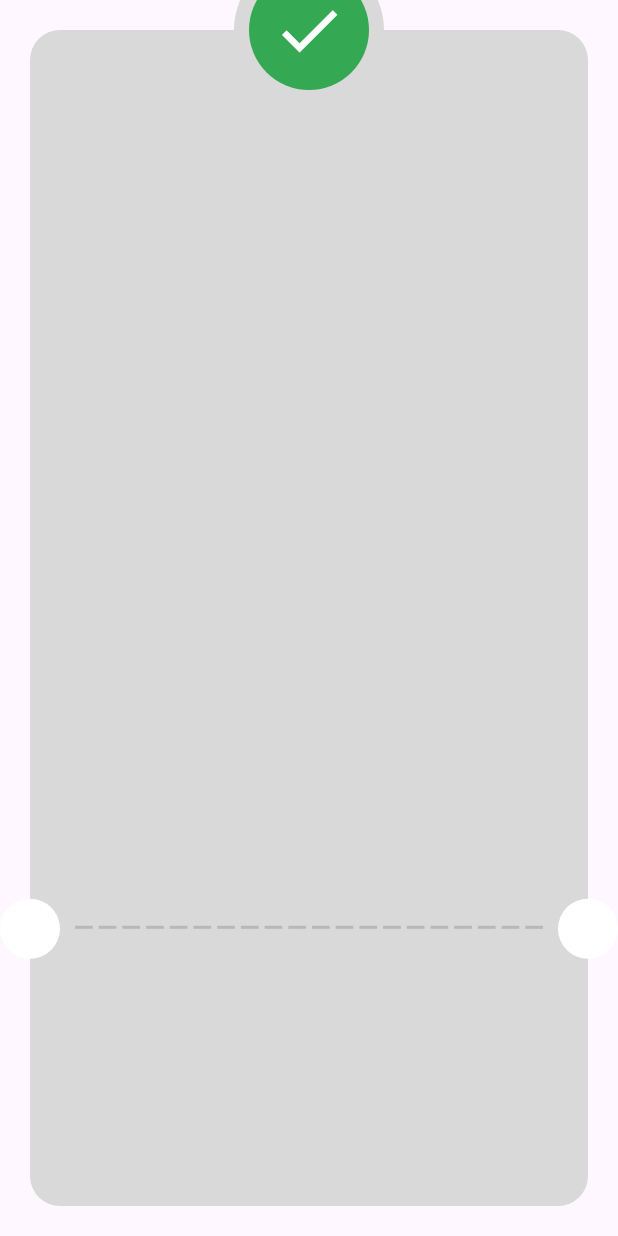
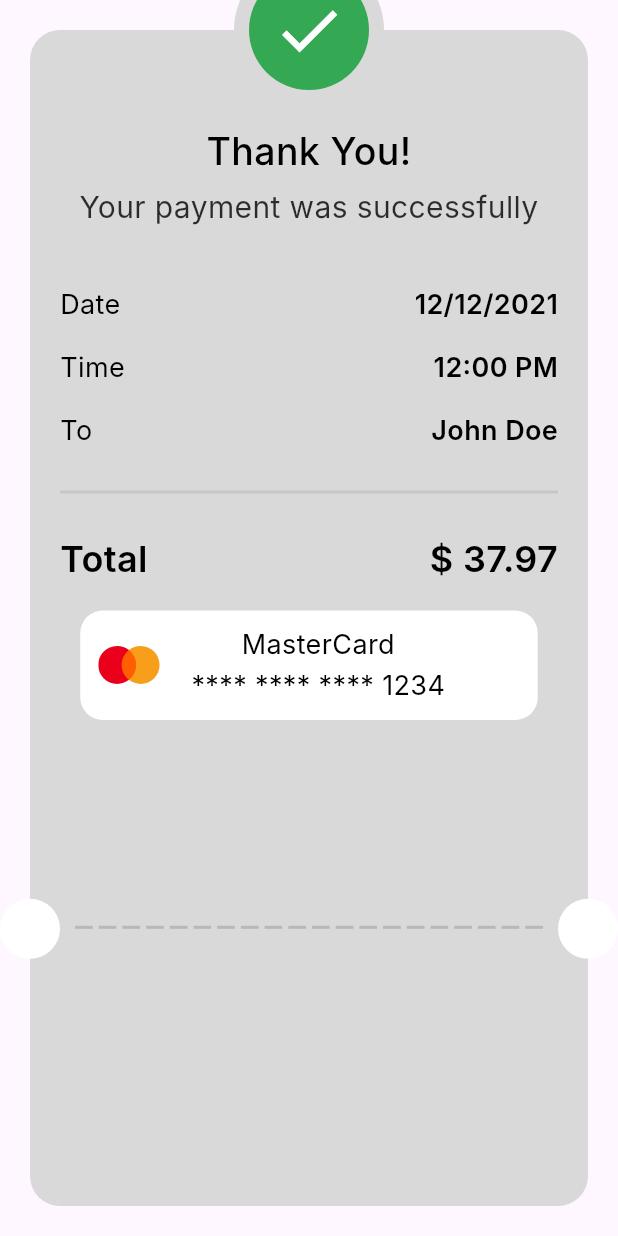
Before and after one commit to hashimsaffarini/Payment, a Flutter app: the ThankYouView screen opened directly, on a phone screen of 412 x 824 dp. Run offline on Flutter 3.47's test engine with Material 3 defaults, Android fonts, the phone set to English and light mode, and no system bars; our stand-ins replace flutter_credit_card, flutter_svg; Roboto replaces fonts that are missing (Inter).

Commit message:
feat: Add CardInfoWidget, PaymentItemInfo, and ThankYouCard widgets for checkout UI

```diff
--- /dev/null
+++ b/lib/features/checkout/ui/widgets/card_info_widget.dart
@@ -0,0 +1,50 @@
+import 'package:flutter/material.dart';
+import 'package:flutter_svg/flutter_svg.dart';
+import 'package:payment/core/utils/app_images.dart';
+import 'package:payment/core/utils/styles.dart';
+
+class CardInfoWidget extends StatelessWidget {
+  const CardInfoWidget({
+    super.key,
+  });
+
+  @override
+  Widget build(BuildContext context) {
+    return Container(
+      width: 305,
+      height: 73,
+      decoration: ShapeDecoration(
+        color: Colors.white,
+        shape: RoundedRectangleBorder(
+          borderRadius: BorderRadius.circular(15),
+        ),
+      ),
+      child: Padding(
+        padding: const EdgeInsets.symmetric(horizontal: 12),
+        child: Row(
+          children: [
+            SvgPicture.asset(
+              Assets.imagesMasterCard,
+              width: 42,
+            ),
+            const SizedBox(width: 20),
+            const Column(
+              mainAxisAlignment: MainAxisAlignment.center,
+              children: [
+                Text(
+                  'MasterCard',
+                  style: Styles.style18,
+                ),
+                SizedBox(height: 5),
+                Text(
+                  '**** **** **** 1234',
+                  style: Styles.style18,
+                ),
+              ],
+            )
+          ],
+        ),
+      ),
+    );
+  }
+}
--- /dev/null
+++ b/lib/features/checkout/ui/widgets/payment_item_info.dart
@@ -0,0 +1,23 @@
+import 'package:flutter/material.dart';
+import 'package:payment/core/utils/styles.dart';
+
+class PaymentItemInfo extends StatelessWidget {
+  const PaymentItemInfo({super.key, required this.title, required this.value});
+  final String title, value;
+  @override
+  Widget build(BuildContext context) {
+    return Row(
+      children: [
+        Text(
+          title,
+          style: Styles.style18,
+        ),
+        const Spacer(),
+        Text(
+          value,
+          style: Styles.styleBold18,
+        ),
+      ],
+    );
+  }
+}
--- /dev/null
+++ b/lib/features/checkout/ui/widgets/thank_you_card.dart
@@ -0,0 +1,65 @@
+import 'package:flutter/material.dart';
+import 'package:payment/core/utils/styles.dart';
+import 'package:payment/features/checkout/ui/widgets/card_info_widget.dart';
+import 'package:payment/features/checkout/ui/widgets/payment_item_info.dart';
+import 'package:payment/features/checkout/ui/widgets/total_price.dart';
+
+class ThankYouCard extends StatelessWidget {
+  const ThankYouCard({
+    super.key,
+  });
+
+  @override
+  Widget build(BuildContext context) {
+    return Container(
+      width: double.infinity,
+      decoration: ShapeDecoration(
+        color: const Color(0xffD9D9D9),
+        shape: RoundedRectangleBorder(
+          borderRadius: BorderRadius.circular(20),
+        ),
+      ),
+      child: Padding(
+        padding: const EdgeInsets.only(top: 50 + 16, left: 20, right: 20),
+        child: Column(
+          children: [
+            const Text(
+              'Thank You!',
+              style: Styles.style25,
+              textAlign: TextAlign.center,
+            ),
+            const SizedBox(height: 10),
+            Text(
+              'Your payment was successfully',
+              style: Styles.style20,
+              textAlign: TextAlign.center,
+            ),
+            const SizedBox(height: 42),
+            const PaymentItemInfo(
+              title: 'Date',
+              value: '12/12/2021',
+            ),
+            const SizedBox(height: 20),
+            const PaymentItemInfo(
+              title: 'Time',
+              value: '12:00 PM',
+            ),
+            const SizedBox(height: 20),
+            const PaymentItemInfo(
+              title: 'To',
+              value: 'John Doe',
+            ),
+            const Divider(
+              height: 60,
+              color: Color(0xffc7c7c7),
+              thickness: 2,
+            ),
+            const TotalPrice(title: 'Total', value: '\$ 37.97'),
+            const SizedBox(height: 20),
+            const CardInfoWidget(),
+          ],
+        ),
+      ),
+    );
+  }
+}
--- a/lib/features/checkout/ui/widgets/thank_you_view_body.dart
+++ b/lib/features/checkout/ui/widgets/thank_you_view_body.dart
@@ -1,4 +1,5 @@
 import 'package:flutter/material.dart';
+import 'package:payment/features/checkout/ui/widgets/thank_you_card.dart';
 
 class ThankYouViewBody extends StatelessWidget {
   const ThankYouViewBody({super.key});
@@ -10,14 +11,7 @@ class ThankYouViewBody extends StatelessWidget {
       child: Stack(
         clipBehavior: Clip.none,
         children: [
-          Container(
-            decoration: ShapeDecoration(
-              color: const Color(0xffD9D9D9),
-              shape: RoundedRectangleBorder(
-                borderRadius: BorderRadius.circular(20),
-              ),
-            ),
-          ),
+          const ThankYouCard(),
           Positioned(
             bottom: MediaQuery.sizeOf(context).height * 0.2,
             left: -20,
```
